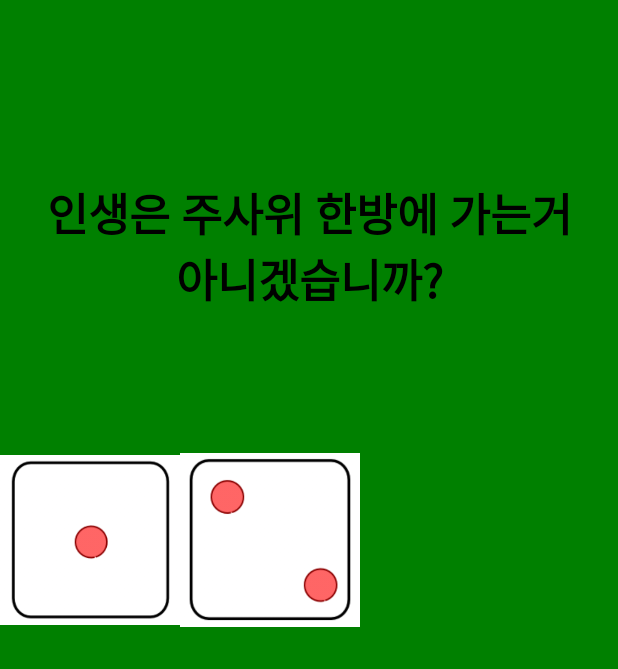
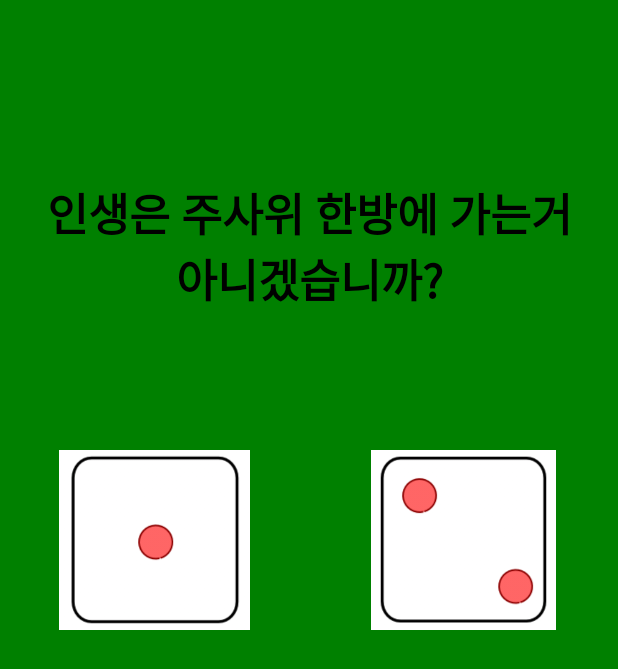
Before and after one commit to nanami-tomoe/Android-Practice, an Android app: the screen it shows after launch (MainActivity), on a phone screen of 412 x 824 dp. Shown: the top 669 px of the screen. Run offline under Robolectric (Android 15) with nearby library versions, the phone set to English and light mode, and no system bars.

Commit message:
feat: 주사위 이미지 weight 설정

```diff
--- a/Android_Cotlin_Foundation/DICE/app/src/main/res/layout/activity_main.xml
+++ b/Android_Cotlin_Foundation/DICE/app/src/main/res/layout/activity_main.xml
@@ -27,19 +27,23 @@
 
     </LinearLayout>
 
+    <!-- 전체 weight 는 2 이고 이를 반반씩 쪼개서 사용 -->
     <LinearLayout
         android:layout_width="match_parent"
-        android:layout_height="200dp">
+        android:layout_height="200dp"
+        android:weightSum="2">
 
         <ImageView
             android:src="@drawable/dice_1"
             android:layout_width="120dp"
-            android:layout_height="120dp"/>
+            android:layout_height="120dp"
+            android:layout_weight="1"/>
 
         <ImageView
             android:src="@drawable/dice_2"
             android:layout_width="120dp"
-            android:layout_height="120dp"/>
+            android:layout_height="120dp"
+            android:layout_weight="1"/>
 
     </LinearLayout>
 
```
